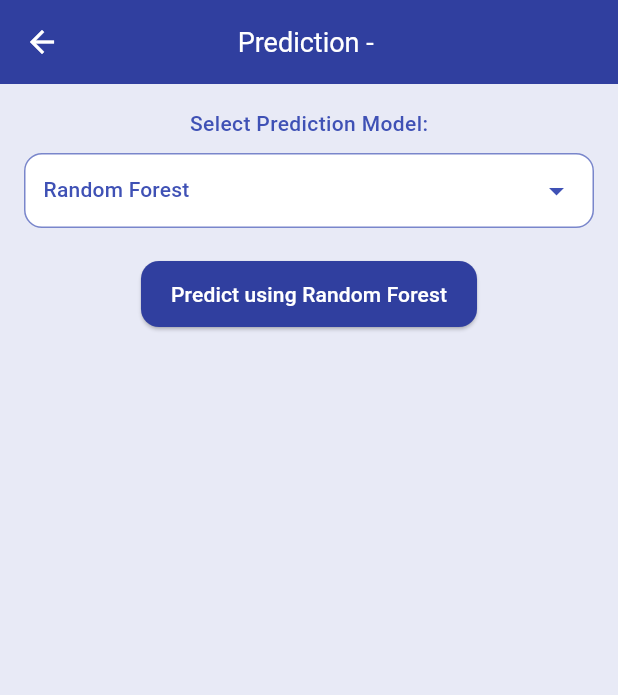
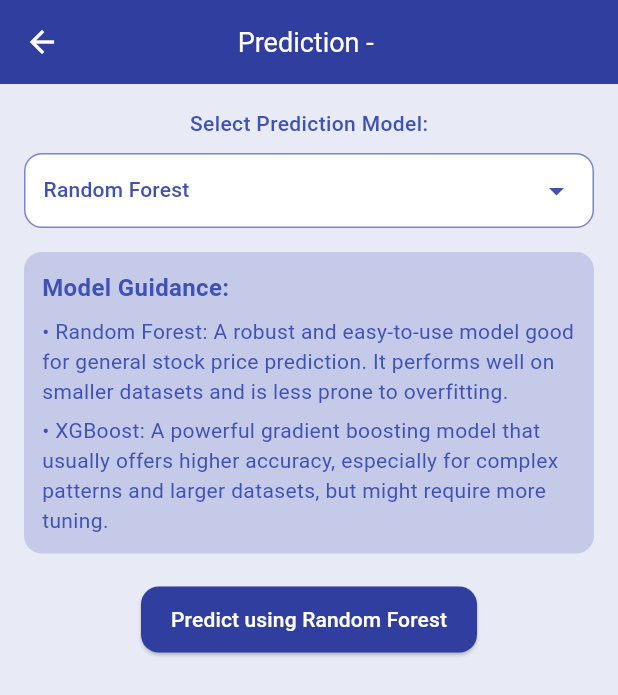
Before and after one commit to pawarrudraksha/stock-prediction-project, a Flutter app: the PredictionScreen screen opened directly with empty values, on a phone screen of 412 x 824 dp. Shown: the top 695 px of the screen. Run offline on Flutter 3.47's test engine with Material 3 defaults, Android fonts, the light colour scheme and no system bars; our stand-ins replace fl_chart, shared_preferences; accounts and stored records are empty.

Commit message:
rl changes

```diff
--- a/frontend/lib/screens/prediction_screen.dart
+++ b/frontend/lib/screens/prediction_screen.dart
@@ -170,7 +170,46 @@
                 ),
               ),
             ),
+
+            const SizedBox(height: 16),
+
+            // Model Guidance Section
+            Container(
+              width: double.infinity,
+              padding: const EdgeInsets.all(12),
+              decoration: BoxDecoration(
+                color: Colors.indigo.shade100,
+                borderRadius: BorderRadius.circular(12),
+              ),
+              child: Column(
+                crossAxisAlignment: CrossAxisAlignment.start,
+                children: const [
+                  Text(
+                    'Model Guidance:',
+                    style: TextStyle(
+                      fontSize: 16,
+                      fontWeight: FontWeight.bold,
+                      color: Colors.indigo,
+                    ),
+                  ),
+                  SizedBox(height: 8),
+                  Text(
+                    '• Random Forest: A robust and easy-to-use model good for general stock price prediction. '
+                    'It performs well on smaller datasets and is less prone to overfitting.',
+                    style: TextStyle(fontSize: 14, color: Colors.indigo),
+                  ),
+                  SizedBox(height: 6),
+                  Text(
+                    '• XGBoost: A powerful gradient boosting model that usually offers higher accuracy, '
+                    'especially for complex patterns and larger datasets, but might require more tuning.',
+                    style: TextStyle(fontSize: 14, color: Colors.indigo),
+                  ),
+                ],
+              ),
+            ),
+
             const SizedBox(height: 20),
+
             ElevatedButton(
               style: ElevatedButton.styleFrom(
                 backgroundColor: Colors.indigo.shade700,
```
Also changed, not shown: frontend/lib/screens/rl_trading_simulation_screen.dart (+8 -9 lines), 2 other files.
